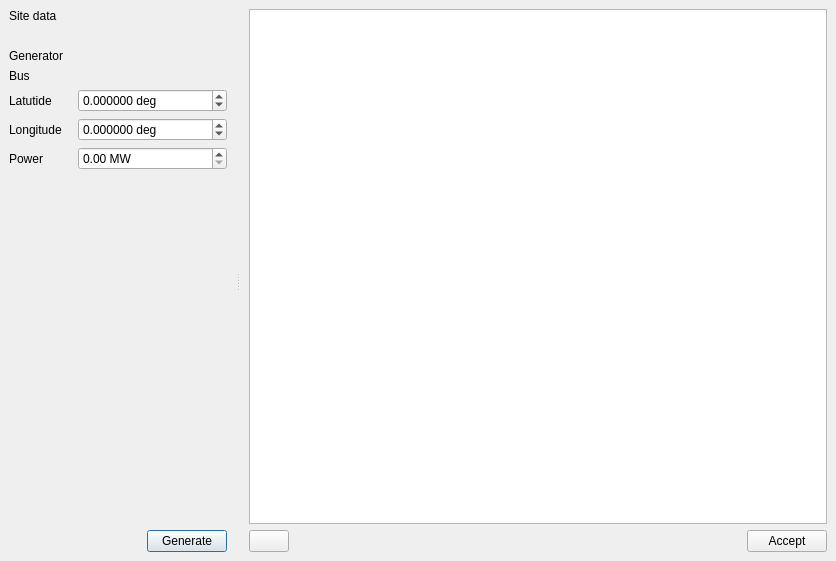
Above: src/VeraGrid/Gui/SolarPowerWizard/solar_power_wizard_gui.ui from SanPen/VeraGrid before the change. Below: the same form after it.
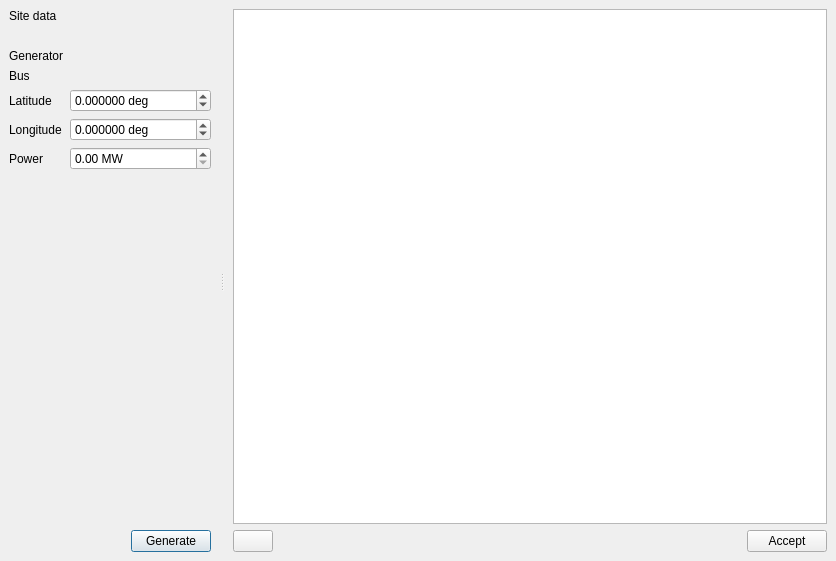
That is the form after the change. Icons and pictures are not drawn.

What changed in the file:
```diff
--- a/src/VeraGrid/Gui/SolarPowerWizard/solar_power_wizard_gui.ui
+++ b/src/VeraGrid/Gui/SolarPowerWizard/solar_power_wizard_gui.ui
@@ -73,10 +73,10 @@
           <number>6</number>
          </property>
          <property name="minimum">
-          <double>-9999999.000000000000000</double>
+          <double>-90.000000000000000</double>
          </property>
          <property name="maximum">
-          <double>99999.000000000000000</double>
+          <double>90.000000000000000</double>
          </property>
         </widget>
        </item>
@@ -102,10 +102,10 @@
           <number>6</number>
          </property>
          <property name="minimum">
-          <double>-9999999.000000000000000</double>
+          <double>-180.000000000000000</double>
          </property>
          <property name="maximum">
-          <double>99999.000000000000000</double>
+          <double>180.000000000000000</double>
          </property>
         </widget>
        </item>
@@ -114,6 +114,9 @@
          <property name="suffix">
           <string> MW</string>
          </property>
+         <property name="minimum">
+          <double>0.000001000000000</double>
+         </property>
          <property name="maximum">
           <double>99999.000000000000000</double>
          </property>
@@ -122,7 +125,7 @@
        <item row="6" column="0">
         <widget class="QLabel" name="label_4">
          <property name="text">
-          <string>Latutide</string>
+          <string>Latitude</string>
          </property>
         </widget>
        </item>
```
